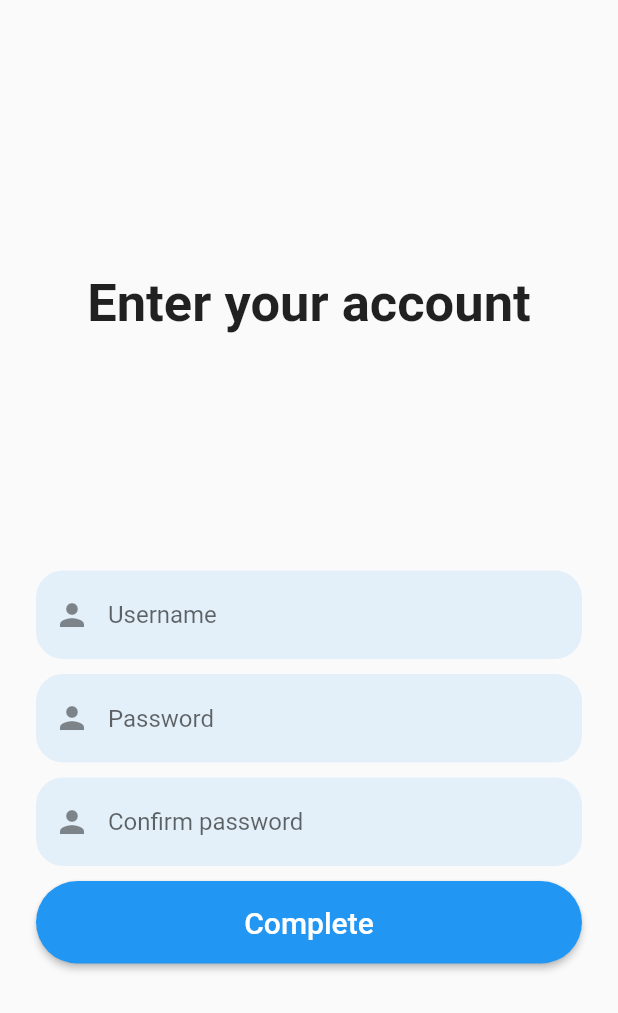
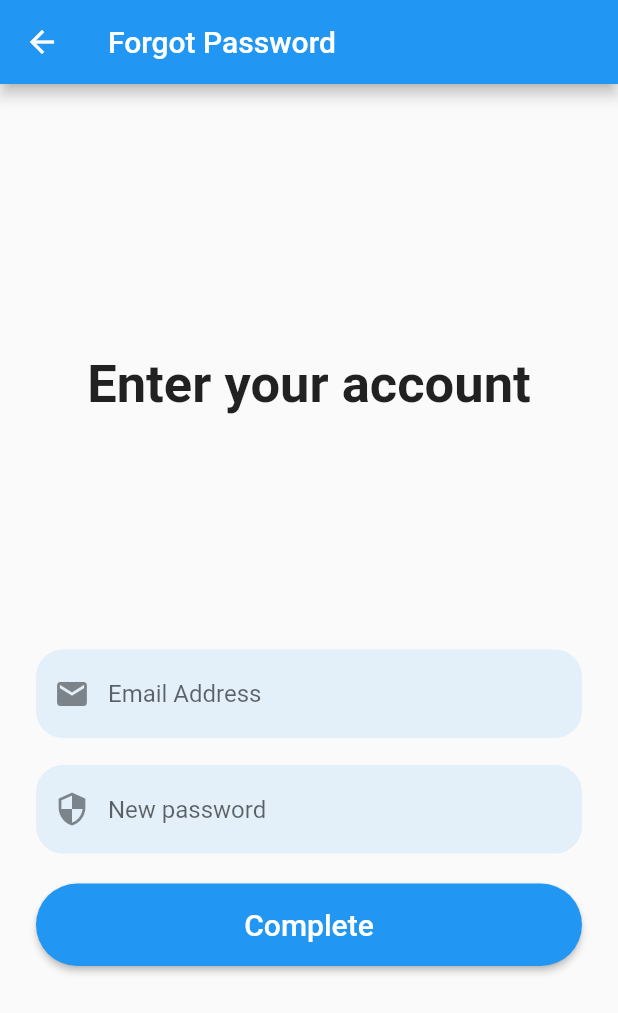
Before and after one commit to shinoasada1907/note_app, a Flutter app: the ForgotPass screen opened directly, on a phone screen of 412 x 824 dp. Shown: the top 1013 px of the screen. Run offline on Flutter 3.47's test engine with Material 2 defaults, Android fonts, the phone set to English and light mode, and no system bars; our stand-ins replace cloud_firestore, firebase_auth, firebase_core, google_fonts; accounts and stored records are empty.

Commit message:
udate cuối tháng 6 lần 3

```diff
--- a/lib/screens/forgotpassword.dart
+++ b/lib/screens/forgotpassword.dart
@@ -1,4 +1,5 @@
 import 'package:cloud_firestore/cloud_firestore.dart';
+import 'package:firebase_auth/firebase_auth.dart';
 import 'package:flutter/material.dart';
 
 class ForgotPass extends StatefulWidget {
@@ -9,30 +10,49 @@ class ForgotPass extends StatefulWidget {
 }
 
 class _ForgotPassState extends State<ForgotPass> {
-  TextEditingController _confirmpasswordController = TextEditingController();
-  TextEditingController _usernameController = TextEditingController();
+  TextEditingController _emailController = TextEditingController();
   TextEditingController _passwordController = TextEditingController();
 
-  void forgotpassword() {
-    FirebaseFirestore.instance
-        .collection("User")
-        .where("username", isEqualTo: _usernameController.text)
-        .get()
-        .then(
-      (value) {
-        FirebaseFirestore.instance.collection("User").doc().update(
-          {"password": _passwordController.text},
-        ).whenComplete(
-          () => Navigator.pop(context),
-        );
-      },
-    );
+  Future forgotPassword() async {
+    FirebaseAuth auth = FirebaseAuth.instance;
+    User? user;
+    try {
+      await auth
+          .sendPasswordResetEmail(email: _emailController.text)
+          .then((value) => Navigator.pop(context));
+      showDialog(
+          context: context,
+          builder: (context) {
+            return const AlertDialog(
+              content: Text('Password reset link sent! Check your email!'),
+            );
+          });
+    } on FirebaseAuthException catch (e) {
+      print(e);
+      showDialog(
+          context: context,
+          builder: (context) {
+            return AlertDialog(
+              content: Text(e.message.toString()),
+            );
+          });
+    }
   }
 
   @override
   Widget build(BuildContext context) {
     return SafeArea(
       child: Scaffold(
+        appBar: AppBar(
+          automaticallyImplyLeading: true,
+          title: const Text(
+            'Forgot Password',
+            style: TextStyle(
+              color: Colors.white,
+              fontSize: 20,
+            ),
+          ),
+        ),
         body: Container(
           margin: const EdgeInsets.all(24),
           child: Column(
@@ -62,51 +82,52 @@ class _ForgotPassState extends State<ForgotPass> {
     return Column(
       crossAxisAlignment: CrossAxisAlignment.stretch,
       children: [
+        // TextField(
+        //   controller: _usernameController,
+        //   decoration: InputDecoration(
+        //       hintText: "Username",
+        //       border: OutlineInputBorder(
+        //           borderRadius: BorderRadius.circular(18),
+        //           borderSide: BorderSide.none),
+        //       fillColor: Theme.of(context).primaryColor.withOpacity(0.1),
+        //       filled: true,
+        //       prefixIcon: const Icon(Icons.person)),
+        // ),
+        // const SizedBox(
+        //   height: 10,
+        // ),
         TextField(
-          controller: _usernameController,
+          controller: _emailController,
           decoration: InputDecoration(
-              hintText: "Username",
-              border: OutlineInputBorder(
-                  borderRadius: BorderRadius.circular(18),
-                  borderSide: BorderSide.none),
-              fillColor: Theme.of(context).primaryColor.withOpacity(0.1),
-              filled: true,
-              prefixIcon: const Icon(Icons.person)),
-        ),
-        const SizedBox(
-          height: 10,
-        ),
-        TextField(
-          controller: _passwordController,
-          decoration: InputDecoration(
-            hintText: "Password",
+            hintText: "Email Address",
             border: OutlineInputBorder(
                 borderRadius: BorderRadius.circular(18),
                 borderSide: BorderSide.none),
             fillColor: Theme.of(context).primaryColor.withOpacity(0.1),
             filled: true,
-            prefixIcon: const Icon(Icons.person),
+            prefixIcon: const Icon(Icons.email),
           ),
-          obscureText: true,
         ),
-        const SizedBox(height: 10),
+        const SizedBox(height: 18),
         TextField(
-          controller: _confirmpasswordController,
+          controller: _passwordController,
           decoration: InputDecoration(
-            hintText: "Confirm password",
+            hintText: "New password",
             border: OutlineInputBorder(
                 borderRadius: BorderRadius.circular(18),
                 borderSide: BorderSide.none),
             fillColor: Theme.of(context).primaryColor.withOpacity(0.1),
             filled: true,
-            prefixIcon: const Icon(Icons.person),
+            prefixIcon: const Icon(Icons.security),
           ),
           obscureText: true,
         ),
-        const SizedBox(height: 10),
+        const SizedBox(height: 20),
         ElevatedButton(
           onPressed: () {
-            forgotpassword();
+            _emailController.clear;
+            _passwordController.clear;
+            forgotPassword();
           },
           child: const Text(
             "Complete",
--- a/lib/screens/note_editor.dart
+++ b/lib/screens/note_editor.dart
@@ -1,5 +1,7 @@
 import 'dart:math';
 import 'package:cloud_firestore/cloud_firestore.dart';
+import 'package:firebase_auth/firebase_auth.dart';
+import 'package:firebase_core/firebase_core.dart';
 import 'package:flutter/material.dart';
 import 'package:intl/intl.dart';
 import 'package:notes_app/style/app_style.dart';
@@ -12,6 +14,7 @@ class NoteEditorScreen extends StatefulWidget {
 }
 
 class _NoteEditorScreenState extends State<NoteEditorScreen> {
+  final users = FirebaseAuth.instance.currentUser!;
   bool _iconColor = false;
 
   int color_id = Random().nextInt(AppStyle.cardsColor.length);
@@ -29,6 +32,7 @@ class _NoteEditorScreenState extends State<NoteEditorScreen> {
       "note_content": _mainController.text,
       "color_id": color_id,
       "important": _iconColor,
+      "uid": users.uid,
     }).whenComplete(() => Navigator.pop(context));
   }
 
```
Also changed, not shown: lib/screens/home_screen.dart (+6 -1 lines), lib/screens/login.dart (+14 -1 lines), lib/screens/register.dart (+12 -1 lines).
